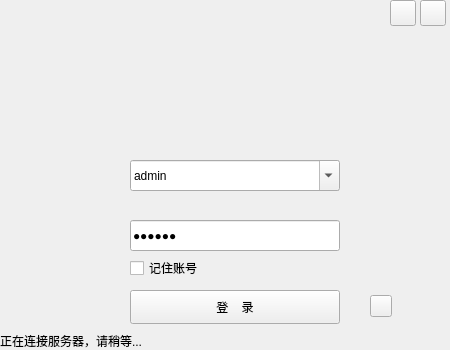
Old version of the form PayCount_QT/CLogin.ui in the repository 605791556/PayAccount-QT.
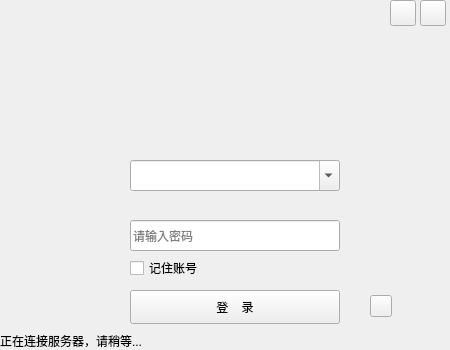
New version of the form.

What changed in the file:
```diff
--- a/PayCount_QT/CLogin.ui
+++ b/PayCount_QT/CLogin.ui
@@ -23,7 +23,7 @@
     </rect>
    </property>
    <property name="text">
-    <string>123456</string>
+    <string/>
    </property>
    <property name="echoMode">
     <enum>QLineEdit::Password</enum>
@@ -129,7 +129,7 @@
     <bool>true</bool>
    </property>
    <property name="currentText">
-    <string>admin</string>
+    <string/>
    </property>
    <property name="frame">
     <bool>true</bool>
```
